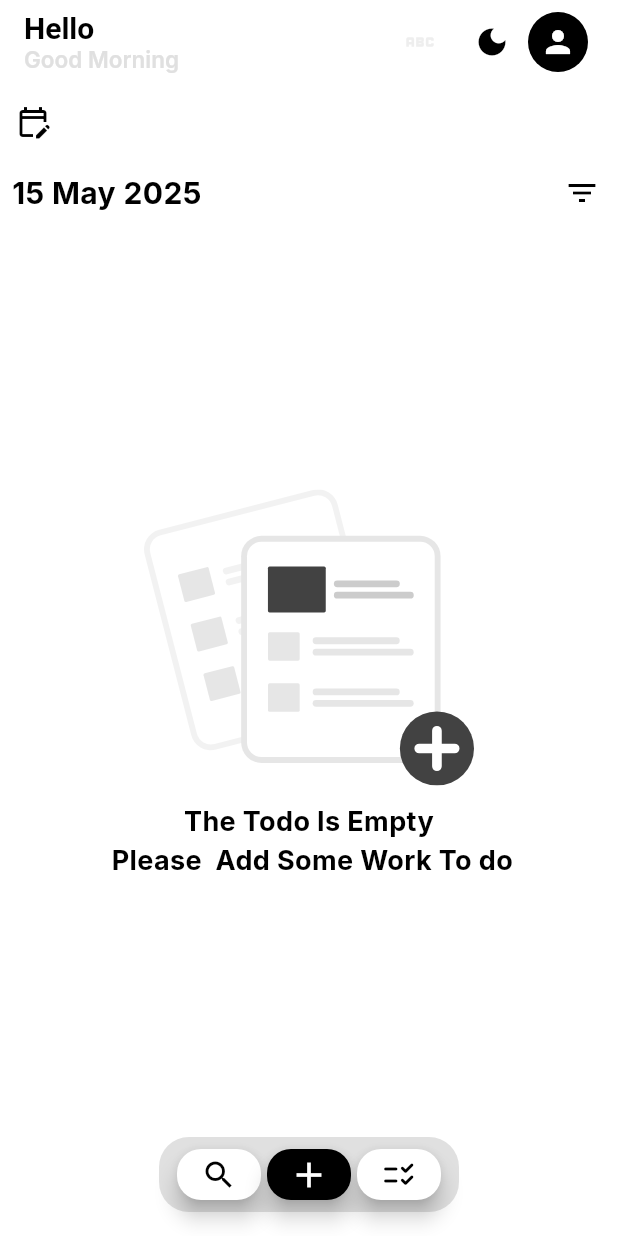
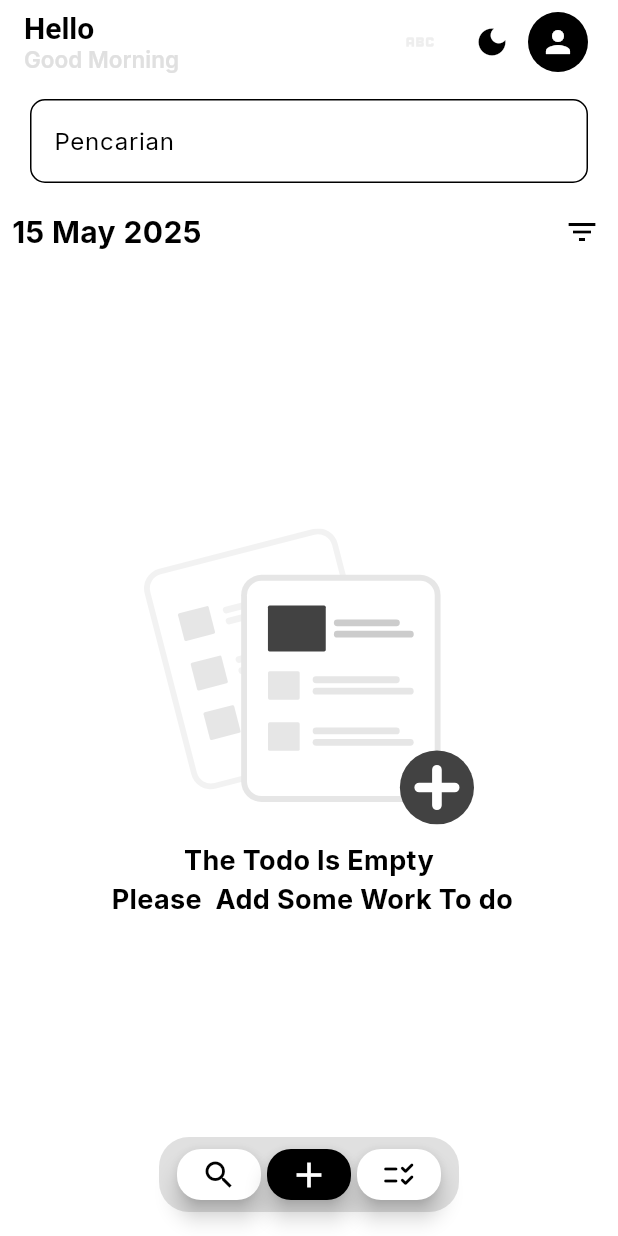
Before and after one commit to jbranabb/todoUkk, a Flutter app: the HomePage screen opened directly, after a tap on the "search" icon, on a phone screen of 412 x 824 dp. Run offline on Flutter 3.47's test engine with Material 3 defaults, Android fonts, the phone set to English and light mode, and no system bars; our stand-ins replace bloc, equatable, firebase_auth, firebase_core, firebase_database, flutter_bloc and 2 more; accounts and stored records are empty.

Commit message:
new file:   lib/bloc/cuit/search_cubit.dart 	modified:   lib/bloc/todo/todo_bloc.dart 	modified:   lib/bloc/todo/todo_event.dart 	modified:   lib/main.dart 	modified:   lib/todo/pages/home_page.dart

```diff
--- /dev/null
+++ b/lib/bloc/cuit/search_cubit.dart
@@ -0,0 +1,18 @@
+import 'package:flutter_bloc/flutter_bloc.dart';
+
+class SearchCubit extends Cubit<bool>{
+  SearchCubit() : super(false);
+  void changeState(){
+    emit(!state);
+  }
+}
+
+class TextSearchCubit extends Cubit<String>{
+  TextSearchCubit() : super('');
+  void hello(String text){ final lower = text.toLowerCase();
+  if (state != lower) {
+    emit(lower);
+    print('state skng : $lower');
+  }
+  }
+}
--- a/lib/bloc/todo/todo_event.dart
+++ b/lib/bloc/todo/todo_event.dart
@@ -31,7 +31,7 @@ class DeleteTodo extends TodoEvent{
 class Filter extends TodoEvent{
   final String? fileterPriorty;
   final bool? isCompleted;
-  Filter({this.fileterPriorty, this.isCompleted});
+  Filter({ this.fileterPriorty, this.isCompleted});
 
   @override
   List<Object?> get props => [fileterPriorty, isCompleted];
--- a/lib/main.dart
+++ b/lib/main.dart
@@ -4,6 +4,7 @@ import 'package:flutter/material.dart';
 import 'package:flutter_bloc/flutter_bloc.dart';
 import 'package:todo/bloc/bloc/daytim_bloc.dart';
 import 'package:todo/bloc/cuit/date_cubit.dart';
+import 'package:todo/bloc/cuit/search_cubit.dart';
 import 'package:todo/bloc/cuit/theme_cubit.dart';
 import 'package:todo/bloc/login/auth_bloc.dart';
 import 'package:todo/bloc/todo/todo_bloc.dart';
@@ -26,6 +27,8 @@ void main() async {
       BlocProvider(create: (context) => DaytimBloc(),),
       BlocProvider(create: (context) => ThemeCubit(),),
       BlocProvider(create: (context) => DateCubit(),),
+      BlocProvider(create: (context) => SearchCubit(),),
+      BlocProvider(create: (context) => TextSearchCubit(),),
     ],
     child: const MyApp()));
 }
--- a/lib/todo/pages/home_page.dart
+++ b/lib/todo/pages/home_page.dart
@@ -7,6 +7,7 @@ import 'package:flutter_bloc/flutter_bloc.dart';
 import 'package:flutter_svg/flutter_svg.dart';
 import 'package:todo/bloc/bloc/daytim_bloc.dart';
 import 'package:todo/bloc/cuit/date_cubit.dart';
+import 'package:todo/bloc/cuit/search_cubit.dart';
 import 'package:todo/bloc/cuit/theme_cubit.dart';
 import 'package:todo/bloc/login/auth_bloc.dart';
 import 'package:todo/bloc/todo/todo_bloc.dart';
@@ -26,6 +27,8 @@ class _HomePageState extends State<HomePage> {
   TextEditingController titleC = TextEditingController();
   TextEditingController desC = TextEditingController();
   TextEditingController rty = TextEditingController();
+  TextEditingController searching = TextEditingController();
+
   List<MapEntry<String, dynamic>> sortedList = [];
   int listCount = 0;
   String? selectedPriorityFilter;
@@ -33,6 +36,7 @@ class _HomePageState extends State<HomePage> {
   bool iscompledfilter = false;
   String dateClick = date;
   bool selected = false;
+  String searchText = '';
   bool checkboxSelected = false;
   List<String> priorty = [
     'tinggi',
@@ -67,7 +71,7 @@ class _HomePageState extends State<HomePage> {
         actions: [
           IconButton(
               onPressed: () {
-                // print(dateW);
+                print(searching.text);
               },
               icon: Icon(Icons.abc)),
           IconButton(
@@ -82,9 +86,7 @@ class _HomePageState extends State<HomePage> {
             tooltip: 'On Tap For Menu',
             padding: const EdgeInsets.all(100),
             onSelected: (value) {
-              if (value == "profile") {
-                // Navigasi
-              } else if (value == "logout") {
+              if (value == "logout") {
                 context.read<AuthBloc>().add(LogOut(context));
               }
             },
@@ -151,14 +153,48 @@ class _HomePageState extends State<HomePage> {
           );
         }),
       ),
+
       body: SingleChildScrollView(
         child: Column(
           children: [
-            BlocBuilder<DateCubit, List<String>>(builder: (context, dates) {
+            BlocBuilder<SearchCubit, bool>(
+           builder: (context, state) {
+                if(state == true){
+                  return Padding(
+                    padding: const EdgeInsets.symmetric(
+                      vertical: 10,
+                      horizontal: 20.0),
+                    child: BlocBuilder<TextSearchCubit, String>(
+                      builder: (context, state) =>
+                      TextField(
+                        cursorColor: Theme.of(context).colorScheme.onPrimary,
+                        autocorrect: false,
+                        controller: searching,
+                        onChanged: (value) {
+                          context.read<TextSearchCubit>().hello(value);
+                        },
+                        decoration: InputDecoration(
+                          hintText: "Mau Cari Sesuatu?",
+                          labelText: "Pencarian",
+                          labelStyle: TextStyle(color: Theme.of(context).colorScheme.onPrimary),
+                          enabledBorder:OutlineInputBorder(
+                            borderRadius: BorderRadius.circular(10)
+                          ),
+                          focusedBorder: OutlineInputBorder(
+                            borderRadius: BorderRadius.circular(10)
+                          ),
+                        ),
+
+                      ),
+                    ),
+                  );
+                }
+                return BlocBuilder<DateCubit, List<String>>(
+                    builder: (context, dates) {
                   return Container(
                     height: 50,
-                decoration:
-                    BoxDecoration(color: Theme.of(context).colorScheme.primary),
+                    decoration: BoxDecoration(
+                        color: Theme.of(context).colorScheme.primary),
                     child: Row(
                       children: [
                         BlocBuilder<DateCubit, List<String>>(
@@ -166,14 +202,11 @@ class _HomePageState extends State<HomePage> {
                             if (state
                                 .where((element) => element == date)
                                 .isNotEmpty) {
-                          print('ada');
                               return Container();
-                        } else {
-                          print('tidak ada');
                             }
                             return Row(
                               children: [
-                            SizedBox(
+                                const SizedBox(
                                   width: 10,
                                 ),
                                 GestureDetector(
@@ -181,20 +214,14 @@ class _HomePageState extends State<HomePage> {
                                       setState(() {
                                         dateClick = date;
                                       });
-                                  print(dateClick);
-                                  print(state);
-                                  print(state.where(
-                                    (element) => element == date,
-                                  ));
                                     },
                                     child: AnimatedContainer(
                                       duration: Durations.long3,
-
-                                  // width: ,
                                       height: 45,
                                       // color: Colors.blue,
                                       child: Center(
-                                    child: Icon(Icons.edit_calendar_outlined,
+                                        child: Icon(
+                                            Icons.edit_calendar_outlined,
                                             color: dateClick == date
                                                 ? Theme.of(context)
                                                     .colorScheme
@@ -211,7 +238,8 @@ class _HomePageState extends State<HomePage> {
                         Expanded(
                           child: GridView.builder(
                             itemCount: dates.length,
-                        gridDelegate: SliverGridDelegateWithFixedCrossAxisCount(
+                            gridDelegate:
+                                SliverGridDelegateWithFixedCrossAxisCount(
                                     crossAxisCount: 7,
                                     childAspectRatio: 0.9,
                                     crossAxisSpacing: 1,
@@ -258,7 +286,9 @@ class _HomePageState extends State<HomePage> {
                       ],
                     ),
                   );
-            }),
+                });
+              },
+            ),
             SizedBox(
                 height: 45,
                 child: Row(
@@ -446,6 +476,7 @@ class _HomePageState extends State<HomePage> {
               height: 700,
               child: BlocBuilder<TodoBloc, TodoState>(
                 builder: (context, state) {
+                  return BlocBuilder<TextSearchCubit, String>(builder: (context, searchTextState) {
                     return StreamBuilder(
                       stream: dbref.onValue,
                       builder: (context, snapshot) {
@@ -469,6 +500,57 @@ class _HomePageState extends State<HomePage> {
                                 .compareTo(a.value['priorty'].toString()));
                           List<MapEntry<String, dynamic>> filteredList =
                                 sortedList;
+                               if(filteredList.where((element) =>
+                              element.value['title'].toString().toLowerCase().contains(searchTextState.toLowerCase())).isEmpty){
+                                return Center(
+                              child: Column(
+                            mainAxisAlignment: MainAxisAlignment.center,
+                            children: [
+                              Container(
+                                child: BlocBuilder<ThemeCubit, bool>(
+                                  builder: (context, state) => Column(
+                                    mainAxisSize: MainAxisSize.min,
+                                    children: [
+                                      SvgPicture.asset(
+                                          height: 220.0,
+                                          width: 220.0,
+                                          state
+                                              ? 'assets/svg/add_white.svg'
+                                              : 'assets/svg/add_dark.svg'),
+                                      Text(
+                                        'Tidak Ada Pencarian Yang Cocok',
+                                        textAlign: TextAlign.center,
+                                        style: TextStyle(
+                                            fontWeight: FontWeight.w700,
+                                            fontSize: 18,
+                                            color: Theme.of(context)
+                                                .colorScheme
+                                                .onPrimary),
+                                      ),
+                                      Text(
+                                        'pastikan kamu mengetik keyword dengan benar',
+                                        textAlign: TextAlign.center,
+                                        style: TextStyle(
+                                            fontWeight: FontWeight.w400,
+                                            fontSize: 15,
+                                            color: Theme.of(context)
+                                                .colorScheme
+                                                .onPrimary),
+                                      ),
+                                      SizedBox(height: 50,)
+                                    ],
+                                  ),
+                                ),
+                              ),
+                              const SizedBox(
+                                height: 100,
+                              )
+                            ],
+                          ));
+                              }
+                              filteredList = filteredList.where((element) =>
+                              element.value['title'].toString().toLowerCase().contains(searchTextState.toLowerCase())).toList();
+                                // gabisa return
 
                           if (state is FilterState) {
                             if (state.fileterPriorty != null) {
@@ -730,6 +812,7 @@ class _HomePageState extends State<HomePage> {
                               );
                             },
                           );
+
                         } else {
                           return Center(
                               child: Column(
@@ -767,7 +850,10 @@ class _HomePageState extends State<HomePage> {
                           ));
                         }
                       },
+
+
                     );
+                  });
                 },
               ),
             ),
@@ -794,7 +880,9 @@ class _HomePageState extends State<HomePage> {
                 mainAxisAlignment: MainAxisAlignment.spaceEvenly,
                 children: [
                   FloatingActionButton(
-                      onPressed: () {}, child: Icon(Icons.search)),
+                      onPressed: () {
+                        context.read<SearchCubit>().changeState();
+                      }, child: const Icon(Icons.search)),
                   FloatingActionButton(
                     backgroundColor: Theme.of(context).colorScheme.onPrimary,
                     onPressed: () {
@@ -886,7 +974,8 @@ class _HomePageState extends State<HomePage> {
                                       SnackBar(
                                           duration: Durations.long2,
                                           behavior: SnackBarBehavior.floating,
-                                          content: Text('Berhasil Menambahkan Data')));
+                                          content: Text(
+                                              'Berhasil Menambahkan Data')));
                                 }
                               },
                             )
```
Also changed, not shown: lib/bloc/todo/todo_bloc.dart (+0 -13 lines). Lines whose indentation alone changed are shown as unchanged.
